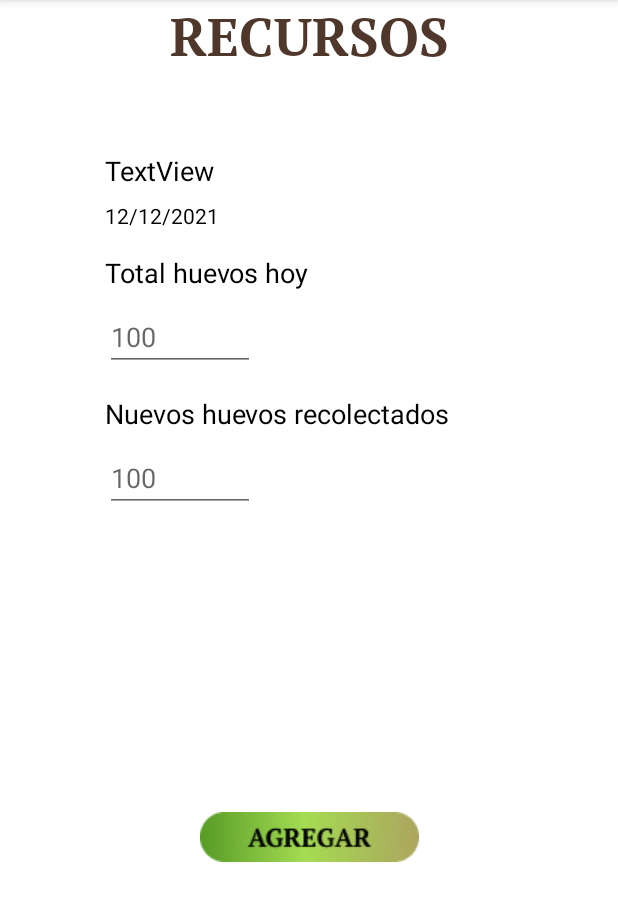
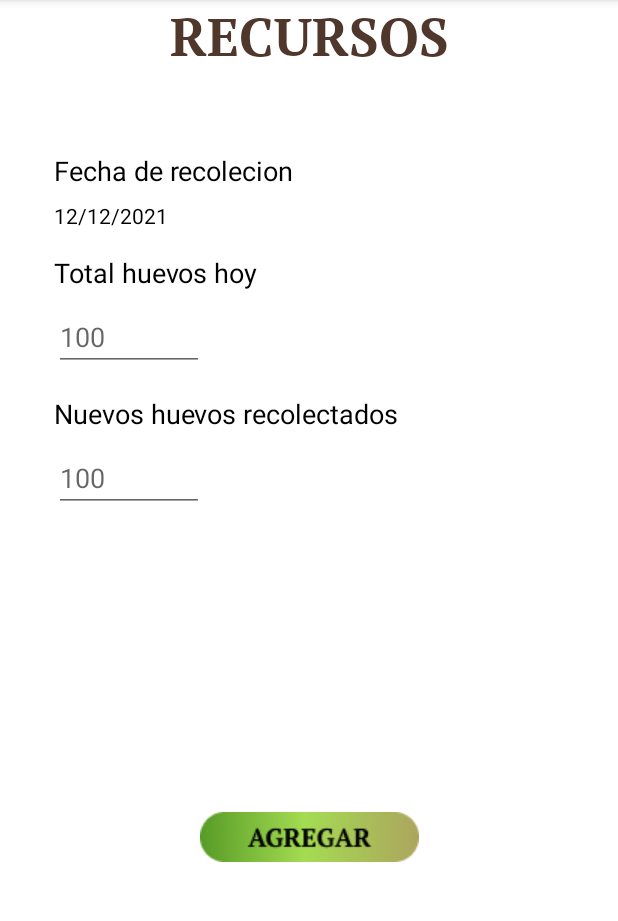
Before and after one commit to Rodrigo507/UnSaborDiferente, an Android app: the RecursosFragment screen opened through its navigation route, on a phone screen of 412 x 824 dp, the part 84-1005 px from its top. Run offline under Robolectric (Android 15) with nearby library versions, the phone set to English and light mode, and no system bars; our stand-ins replace Firebase (no records; nobody signed in at launch, a user with empty details on screens opened directly), data binding.

Commit message:
Envio de informacion de fromulario Recursos a firestore

```diff
--- /dev/null
+++ b/app/src/main/java/com/example/unsabordiferente/Huevos.kt
@@ -0,0 +1,5 @@
+package com.example.unsabordiferente
+
+
+
+data class Huevos(var date: String, var cantidad: Int)
--- a/app/src/main/java/com/example/unsabordiferente/network/Repository.kt
+++ b/app/src/main/java/com/example/unsabordiferente/network/Repository.kt
@@ -3,6 +3,7 @@ package com.example.unsabordiferente.network
 import androidx.lifecycle.LiveData
 import androidx.lifecycle.MutableLiveData
 import com.example.unsabordiferente.Clientes
+import com.example.unsabordiferente.Huevos
 import com.google.firebase.firestore.FirebaseFirestore
 
 class Repository {
@@ -29,4 +30,11 @@ class Repository {
         db.collection("clientes")
             .document(celular).set(cliente)
     }
+
+    //Funcion de agregar un nuevo recurso
+    fun agregarRecurso(recurso: Huevos){
+        db.collection("recursos")
+            .document(recurso.date).set(recurso)
+
+    }
 }
--- a/app/src/main/java/com/example/unsabordiferente/screens/recursos/RecursosFragment.kt
+++ b/app/src/main/java/com/example/unsabordiferente/screens/recursos/RecursosFragment.kt
@@ -1,20 +1,36 @@
 package com.example.unsabordiferente.screens.recursos
 
 import android.os.Bundle
+import android.util.Log
 import android.view.LayoutInflater
 import android.view.View
 import android.view.ViewGroup
 import androidx.databinding.DataBindingUtil
 import androidx.fragment.app.Fragment
+import com.example.unsabordiferente.Huevos
 import com.example.unsabordiferente.R
 import com.example.unsabordiferente.databinding.FragmentRecursosBinding
+import com.example.unsabordiferente.network.Repository
+import java.text.SimpleDateFormat
+import java.util.*
 
 class RecursosFragment : Fragment() {
     private lateinit var binding: FragmentRecursosBinding
+    private lateinit var huevosRecolectado: Huevos
+    private var cantidadHuevosNuevos = 0
+    val sdf = SimpleDateFormat("dd-M-yyyy")
+    var fecha: String = sdf.format(Date())
+    val repository = Repository()
 
     override fun onCreateView(inflater: LayoutInflater, container: ViewGroup?, savedInstanceState: Bundle?): View? {
         binding = DataBindingUtil.inflate(inflater, R.layout.fragment_recursos, container, false)
-
+        binding.btnAgregarRecursoFragment.setOnClickListener {
+            if (binding.nuevosHuevos.text.isNotEmpty()) {
+                cantidadHuevosNuevos = binding.nuevosHuevos.text.toString().toIntOrNull() ?: 0
+                huevosRecolectado = Huevos(fecha,cantidadHuevosNuevos)
+                repository.agregarRecurso(huevosRecolectado)
+            }
+        }
 
         return binding.root
     }
--- a/app/src/main/res/layout/fragment_recursos.xml
+++ b/app/src/main/res/layout/fragment_recursos.xml
@@ -33,8 +33,8 @@
                 android:layout_width="wrap_content"
                 android:layout_height="wrap_content"
                 android:layout_marginTop="50dp"
-                android:layout_marginEnd="200dp"
-                android:text="TextView"
+                android:layout_marginEnd="180dp"
+                android:text="Fecha de recolecion"
                 android:textColor="#000000"
                 android:textSize="18sp"
                 app:layout_constraintEnd_toEndOf="parent"
@@ -42,7 +42,7 @@
                 app:layout_constraintTop_toBottomOf="@+id/inicio_de_s" />
 
             <TextView
-                android:id="@+id/textView8"
+                android:id="@+id/fechaRecolect"
                 android:layout_width="wrap_content"
                 android:layout_height="wrap_content"
                 android:layout_marginTop="8dp"
@@ -59,11 +59,11 @@
                 android:text="Total huevos hoy"
                 android:textColor="#000000"
                 android:textSize="18sp"
-                app:layout_constraintStart_toStartOf="@+id/textView8"
-                app:layout_constraintTop_toBottomOf="@+id/textView8" />
+                app:layout_constraintStart_toStartOf="@+id/fechaRecolect"
+                app:layout_constraintTop_toBottomOf="@+id/fechaRecolect" />
 
             <EditText
-                android:id="@+id/editTextNumber"
+                android:id="@+id/cantidadRecolectada"
                 android:layout_width="100dp"
                 android:layout_height="wrap_content"
                 android:layout_marginTop="8dp"
@@ -77,7 +77,7 @@
                 app:layout_constraintTop_toBottomOf="@+id/textView9" />
 
             <EditText
-                android:id="@+id/editTextNumber2"
+                android:id="@+id/nuevosHuevos"
                 android:layout_width="100dp"
                 android:layout_height="wrap_content"
                 android:layout_marginTop="8dp"
@@ -95,11 +95,11 @@
                 android:text="Nuevos huevos recolectados"
                 android:textColor="#000000"
                 android:textSize="18sp"
-                app:layout_constraintStart_toStartOf="@+id/editTextNumber"
-                app:layout_constraintTop_toBottomOf="@+id/editTextNumber" />
+                app:layout_constraintStart_toStartOf="@+id/cantidadRecolectada"
+                app:layout_constraintTop_toBottomOf="@+id/cantidadRecolectada" />
 
             <ImageView
-                android:id="@+id/imageView2"
+                android:id="@+id/btnAgregarRecursoFragment"
                 android:layout_width="wrap_content"
                 android:layout_height="wrap_content"
                 android:layout_marginTop="200dp"
@@ -107,7 +107,7 @@
                 app:layout_constraintBottom_toBottomOf="parent"
                 app:layout_constraintEnd_toEndOf="parent"
                 app:layout_constraintStart_toStartOf="parent"
-                app:layout_constraintTop_toBottomOf="@+id/editTextNumber2"
+                app:layout_constraintTop_toBottomOf="@+id/nuevosHuevos"
                 app:srcCompat="@drawable/btn_agregar" />
 
         </androidx.constraintlayout.widget.ConstraintLayout>
```
